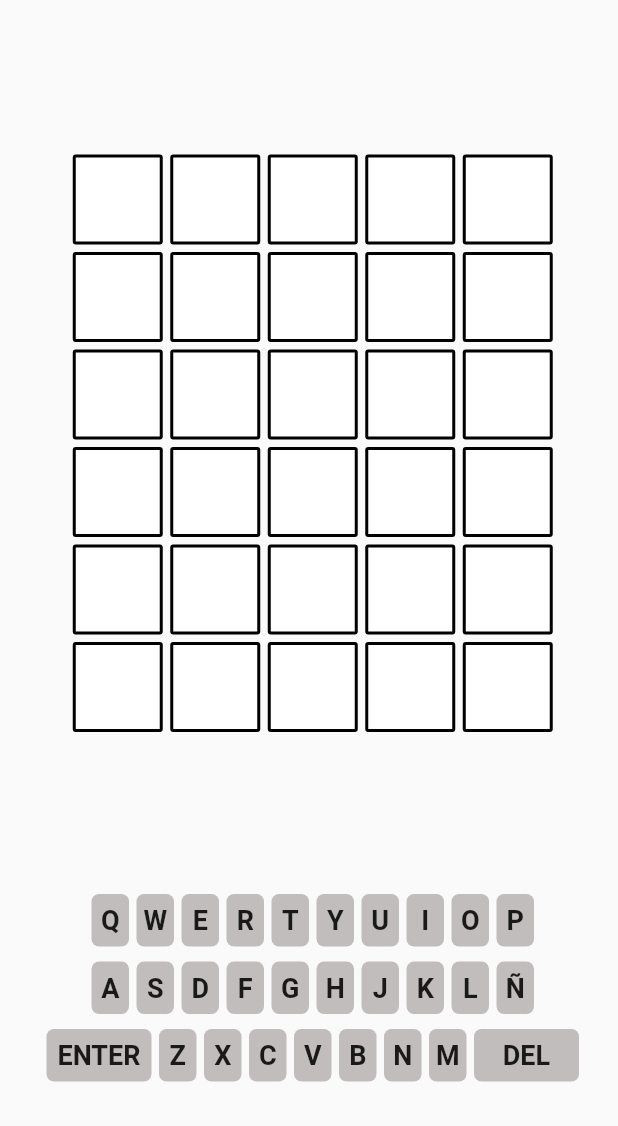
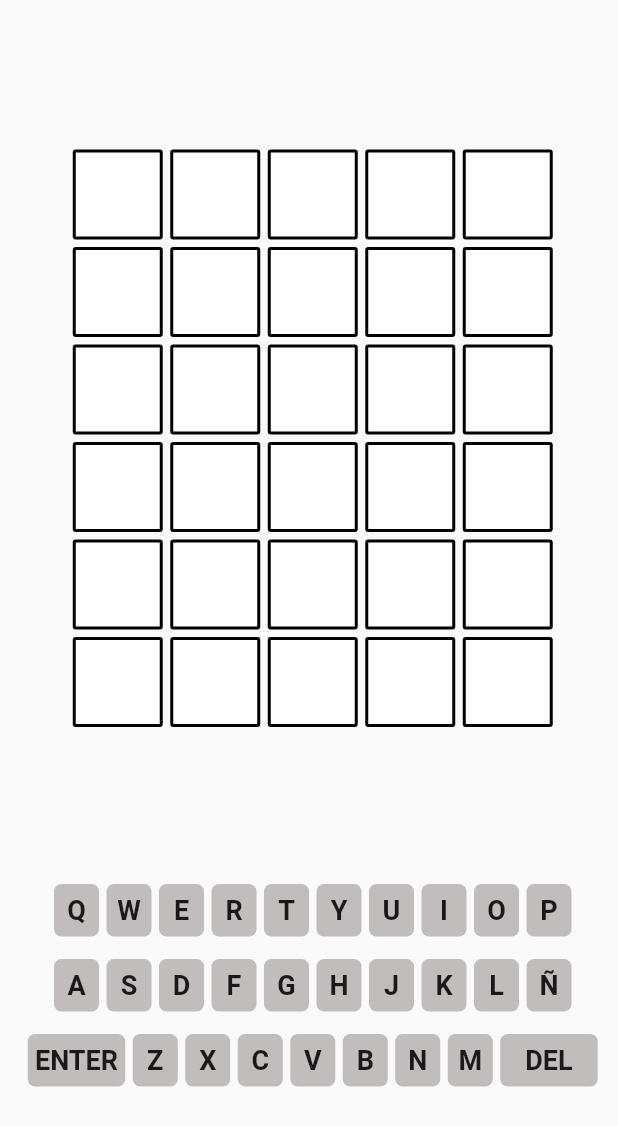
Before and after one commit to tronxi/wordle_flutter, a Flutter app: the screen it shows after launch, on a phone screen of 412 x 824 dp. Shown: the top 1126 px of the screen. Run offline on Flutter 3.47's test engine with Material 2 defaults, Android fonts, the light colour scheme and no system bars; our stand-ins replace dio, flutter_bloc.

Commit message:
fix bugs

```diff
--- a/lib/pages/wordle_page.dart
+++ b/lib/pages/wordle_page.dart
@@ -20,7 +20,10 @@ class WordlePage extends StatelessWidget {
         ],
         child: const Scaffold(
           body: Center(
-            child: WordlePageBody(),
+            child: SingleChildScrollView(
+                scrollDirection: Axis.horizontal,
+                child: WordlePageBody()
+            )
           ),
         )
     );
--- a/lib/widgets/keyboard_widget.dart
+++ b/lib/widgets/keyboard_widget.dart
@@ -28,7 +28,7 @@ class KeyBoard extends StatelessWidget {
               LetterKey(letter: "P", letterStatus: _retrieve(wordle, "P")),
             ],
           ),
-          const SizedBox(height:10),
+          const SizedBox(height:15),
           Row(
             mainAxisAlignment: MainAxisAlignment.center,
             children: <Widget>[
@@ -44,7 +44,7 @@ class KeyBoard extends StatelessWidget {
               LetterKey(letter: "Ñ", letterStatus: _retrieve(wordle, "Ñ")),
             ],
           ),
-          const SizedBox(height:10),
+          const SizedBox(height:15),
           Row(
             mainAxisAlignment: MainAxisAlignment.center,
             children:  <Widget>[
--- a/lib/widgets/letter_key_widget.dart
+++ b/lib/widgets/letter_key_widget.dart
@@ -19,7 +19,7 @@ class LetterKey extends StatelessWidget {
   @override
   Widget build(BuildContext context) {
     final wordleBloc = context.read<WordleBloc>();
-    double width = letter.length == 1 ? 25 : 70;
+    double width = letter.length == 1 ? 30 : 65;
     return GestureDetector(
       onTap: () => _onPressed(wordleBloc),
       child: Container(
```
